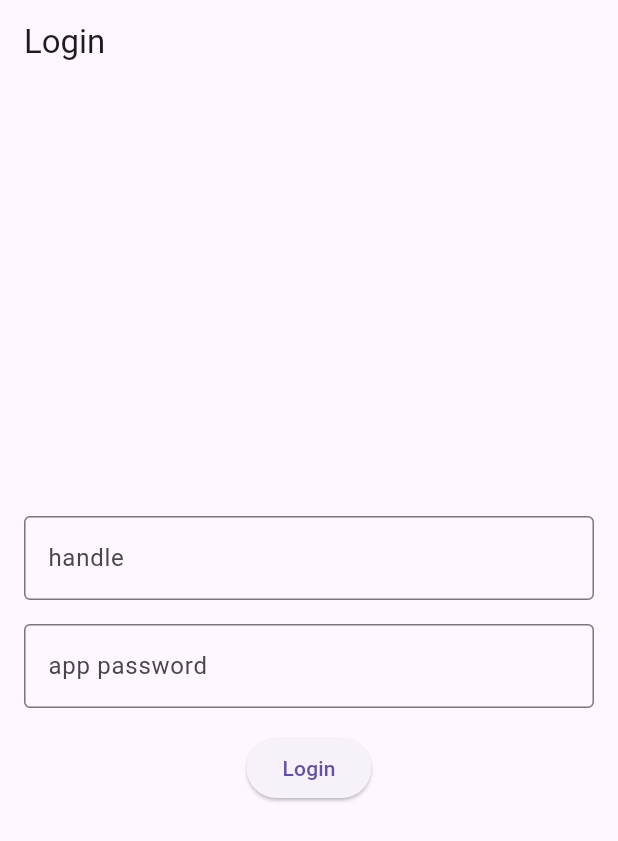
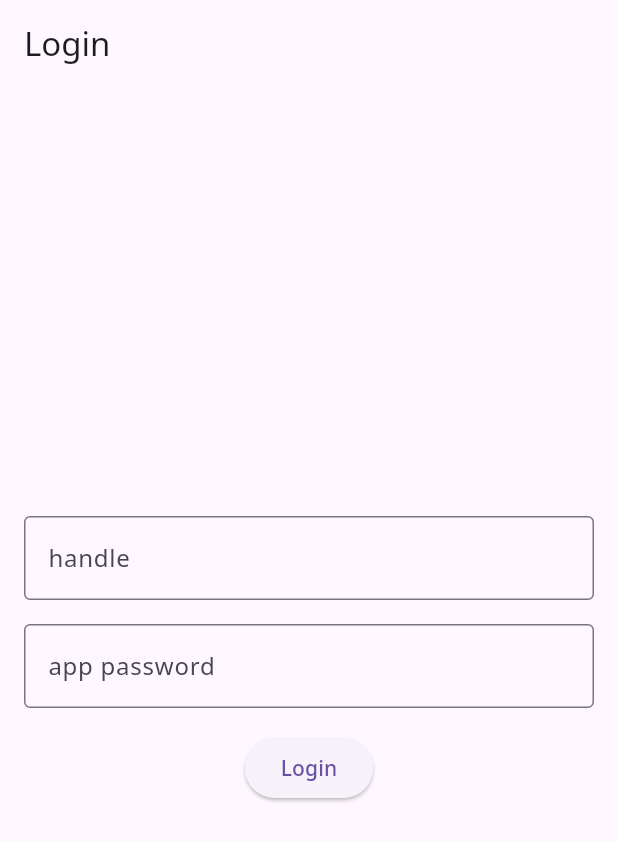
Before and after one commit to aoisensi/skysoda, a Flutter app: the screen it shows after launch, on a phone screen of 412 x 824 dp. Shown: the top 841 px of the screen. Run offline on Flutter 3.47's test engine with Material 3 defaults, Android fonts, the light colour scheme and no system bars; our stand-ins replace flutter_hooks, flutter_riverpod, freezed_annotation, google_fonts, hooks_riverpod, shared_preferences; missing offline and left inert: atproto, bluesky.

Commit message:
🍱 フォントを変更

```diff
--- a/lib/widget/app.dart
+++ b/lib/widget/app.dart
@@ -1,5 +1,6 @@
 import 'package:flutter/material.dart';
 import 'package:flutter_riverpod/flutter_riverpod.dart';
+import 'package:google_fonts/google_fonts.dart';
 import '../pod/preference_pod.dart';
 import 'page/home_page.dart';
 import 'page/login_page.dart';
@@ -11,7 +12,11 @@ class App extends ConsumerWidget {
   Widget build(BuildContext context, WidgetRef ref) {
     return MaterialApp(
       title: 'Riverpod Counter',
-      theme: ThemeData(primarySwatch: Colors.blue),
+      theme: ThemeData(
+        primarySwatch: Colors.blue,
+        useMaterial3: true,
+        textTheme: GoogleFonts.notoSansTextTheme(Theme.of(context).textTheme),
+      ),
       home:
           ref.watch(preferencesCredentialsPod).isNotEmpty
               ? const HomePage()
--- a/pubspec.yaml
+++ b/pubspec.yaml
@@ -36,6 +36,7 @@ dependencies:
   flutter_hooks: ^0.21.2
   flutter_riverpod: ^2.6.1
   freezed_annotation: ^2.4.4
+  google_fonts: ^6.2.1
   hooks_riverpod: ^2.6.1
   shared_preferences: ^2.5.2
 
```
Also changed, not shown: pubspec.lock.
